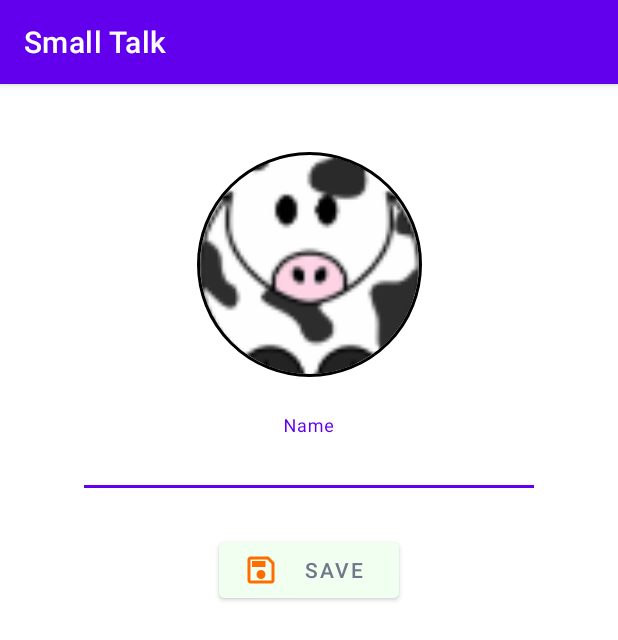
After one commit to dennisbr3003/smalltalk, an Android app: the ProfileActivity screen opened directly, with no data from a screen before it, on a phone screen of 412 x 824 dp. The commit adds this screen. Shown: the top 640 px of the screen. Run offline under Robolectric (Android 15) with nearby library versions, the light colour scheme and no system bars; our stand-ins replace CircleImageView, Firebase (no records; nobody signed in at launch, a user with empty details on screens opened directly), Picasso; 3 statements that could not run were skipped.

Commit message:
profile update and options menu (customized)

```diff
--- a/app/src/main/java/com/dennis_brink/android/smalltalk/LoginActivity.java
+++ b/app/src/main/java/com/dennis_brink/android/smalltalk/LoginActivity.java
@@ -46,7 +46,6 @@ public class LoginActivity extends AppCompatActivity {
         btnSignUp = findViewById(R.id.btnSignUp);
 
         auth = FirebaseAuth.getInstance();
-        fbuser = auth.getCurrentUser();
 
         btnSignIn.setOnClickListener(view -> {
 
@@ -60,7 +59,7 @@ public class LoginActivity extends AppCompatActivity {
             String userPassword = editTextPassword.getText().toString();
 
             if(userEmail == null || userEmail.isEmpty()){
-                Toast.makeText(this, "Please enter a e-mail address", Toast.LENGTH_SHORT).show();
+                Toast.makeText(this, "Please enter an e-mail address", Toast.LENGTH_SHORT).show();
                 btn.setClickable(true);
                 return;
             }
@@ -128,7 +127,7 @@ public class LoginActivity extends AppCompatActivity {
     @Override
     protected void onStart() {
         super.onStart();
-
+        fbuser = auth.getCurrentUser();
         if(fbuser != null ){
             startMainActivity();
         }
--- /dev/null
+++ b/app/src/main/java/com/dennis_brink/android/smalltalk/ProfileActivity.java
@@ -0,0 +1,212 @@
+package com.dennis_brink.android.smalltalk;
+
+import androidx.activity.result.ActivityResult;
+import androidx.activity.result.ActivityResultCallback;
+import androidx.activity.result.ActivityResultLauncher;
+import androidx.activity.result.contract.ActivityResultContracts;
+import androidx.annotation.NonNull;
+import androidx.appcompat.app.AppCompatActivity;
+
+import android.content.Intent;
+import android.net.Uri;
+import android.os.Bundle;
+import android.util.Log;
+import android.view.View;
+import android.widget.Button;
+import android.widget.Toast;
+
+import com.google.android.gms.tasks.OnCompleteListener;
+import com.google.android.gms.tasks.Task;
+import com.google.android.material.textfield.TextInputEditText;
+import com.google.firebase.auth.FirebaseAuth;
+import com.google.firebase.auth.FirebaseUser;
+import com.google.firebase.database.DataSnapshot;
+import com.google.firebase.database.DatabaseError;
+import com.google.firebase.database.DatabaseReference;
+import com.google.firebase.database.FirebaseDatabase;
+import com.google.firebase.database.ValueEventListener;
+import com.google.firebase.storage.FirebaseStorage;
+import com.google.firebase.storage.StorageReference;
+import com.squareup.picasso.Picasso;
+
+import java.util.HashMap;
+import java.util.Map;
+import java.util.UUID;
+
+import de.hdodenhof.circleimageview.CircleImageView;
+
+public class ProfileActivity extends AppCompatActivity {
+
+    Uri imageUri;
+    private ActivityResultLauncher<Intent> activityResultLauncherForProfilePicture;
+    private TextInputEditText editTextDisplayName;
+    private CircleImageView imgAvatar;
+    private Button bntSave;
+    boolean imageIsSelected = false;
+
+    FirebaseDatabase fb;
+    DatabaseReference dbref;
+    FirebaseAuth auth;
+    FirebaseStorage fs;
+    StorageReference fsref;
+    FirebaseUser user;
+    String image_url;
+
+    Map<String, Object> map = new HashMap<>();
+
+    @Override
+    protected void onCreate(Bundle savedInstanceState) {
+        super.onCreate(savedInstanceState);
+        setContentView(R.layout.activity_profile);
+
+        imgAvatar = findViewById(R.id.imgCircleAccountProfile);
+        editTextDisplayName = findViewById(R.id.editTextSignUpNameProfile);
+        bntSave = findViewById(R.id.btnSignUpSignUpProfile);
+
+        registerActivityResultLauncherForProfilePicture();
+
+        auth = FirebaseAuth.getInstance();
+        fb = FirebaseDatabase.getInstance();
+        dbref = fb.getReference();
+        fs = FirebaseStorage.getInstance();
+        fsref = fs.getReference();
+        user = auth.getCurrentUser();
+
+        bntSave.setOnClickListener(view -> saveUserData());
+        imgAvatar.setOnClickListener(view -> deviceImageSelector());
+
+        loadUserData();
+
+    }
+
+    private void saveProfileUpdate() {
+        saveUserData();
+    }
+
+    private void registerActivityResultLauncherForProfilePicture() {
+
+        activityResultLauncherForProfilePicture = registerForActivityResult(new ActivityResultContracts.StartActivityForResult(), new ActivityResultCallback<ActivityResult>() {
+            @Override
+            public void onActivityResult(ActivityResult result) {
+
+                int resultCode = result.getResultCode();
+                Intent data = result.getData();
+                imageIsSelected = false;
+                if (resultCode == RESULT_OK && data != null) {
+                    imageUri = data.getData();
+                    Picasso.get().load(imageUri).into(imgAvatar);
+                    imageIsSelected = true;
+                }
+
+            }
+        });
+
+    }
+
+    private void deviceImageSelector(){
+
+        Intent i = new Intent();
+        i.setType("image/*");
+        i.setAction(Intent.ACTION_GET_CONTENT);
+        activityResultLauncherForProfilePicture.launch(i);
+
+    }
+
+    private void loadUserData() {
+
+        Log.d("DENNIS_B", "Loading userdata");
+
+        dbref.child("users").child(user.getUid()).addValueEventListener(new ValueEventListener() {
+            @Override
+            public void onDataChange(@NonNull DataSnapshot snapshot) {
+
+                String name = snapshot.child("username").getValue().toString();
+                image_url = snapshot.child("avatar").getValue().toString();
+
+                editTextDisplayName.setText(name);
+                if(!image_url.equals("null")){
+                    Picasso.get().load(image_url).into(imgAvatar);
+                }
+
+            }
+
+            @Override
+            public void onCancelled(@NonNull DatabaseError error) {
+                Toast.makeText(ProfileActivity.this, "User data could not be loaded", Toast.LENGTH_SHORT).show();
+                Log.d("DENNIS_B", "User data not loaded " + error.toException().getLocalizedMessage());
+            }
+        });
+    }
+
+    private void saveUserData(){
+
+        String userName = editTextDisplayName.getText().toString();
+        map.put("/users/" + user.getUid() + "/username/", userName);
+
+        Log.d("DENNIS_B", "Image (new) is selected: " + imageIsSelected);
+
+        if(imageIsSelected){
+            try { // first delete the old avatar (the file, the reference will be overwritten)
+
+                if (!image_url.equals("null")) {
+                    StorageReference imgRefOrg = fs.getReferenceFromUrl(image_url);
+                    imgRefOrg.delete().addOnCompleteListener(task -> {
+                        if (task.isSuccessful()) {
+                            Log.d("DENNIS_B", "Old avatar deleted");
+                        } else {
+                            Log.d("DENNIS_B", "Error deleting old avatar (still saving new profile picture)");
+                            Log.d("DENNIS_B", "Storage error: " + task.getException().getLocalizedMessage());
+                        }
+                    });
+                }
+                saveImageToStorage(); // other data is saved as well in the callback
+
+            } catch (Exception e) {
+                Toast.makeText(this, "User data could not be saved.", Toast.LENGTH_SHORT).show();
+                Log.d("DENNIS_B", "2. Error deleting old avatar (probably due to a bug) : " + e.getLocalizedMessage());
+            }
+        } else {
+            Log.d("DENNIS_B", "No new image. To be saved: " + map.toString());
+            saveDataToDatabase();
+        }
+
+    }
+
+    private void saveDataToDatabase(){
+        dbref.updateChildren(map).addOnCompleteListener(task -> {
+            if(task.isSuccessful()){
+                Log.d("DENNIS_B", "saveDataToDatabase() Data sent to db successfully");
+                finish();
+            } else{
+                Log.d("DENNIS_B", "saveDataToDatabase() Error saving data " + task.getException().getLocalizedMessage());
+                Toast.makeText(ProfileActivity.this, "User data could not be saved", Toast.LENGTH_SHORT).show();
+            }
+        });
+    }
+
+    private void saveImageToStorage(){
+
+        UUID imageId = UUID.randomUUID();
+        String filename = "images/" + imageId.toString();
+
+        Log.d("DENNIS_B", "saveImage() New avatar filename: " + filename);
+
+        fsref.child(filename).putFile(imageUri).addOnSuccessListener(taskSnapshot -> {
+            if(taskSnapshot.getTask().isSuccessful()){
+                StorageReference imgRef = fs.getReference(filename); // create a dbref to the picture
+                imgRef.getDownloadUrl().addOnSuccessListener(uri -> {
+                    String fileUrl = uri.toString();
+                    Log.d("DENNIS_B", "saveImage() New avatar filename:  New avatar file saved correctly as: " + fileUrl);
+                    map.put("/users/" + user.getUid() + "/avatar/", fileUrl);
+                    Log.d("DENNIS_B", "saveImage() To be saved: " + map.toString());
+                    saveDataToDatabase();
+                });
+            } else {
+                Log.d("DENNIS_B", "saveImage() Error saving avatar to STORAGE: " + taskSnapshot.getTask().getException().getLocalizedMessage());
+                map.put("/users/" + user.getUid() + "/avatar/", "null");
+            }
+        });
+
+    }
+
+}
--- /dev/null
+++ b/app/src/main/res/drawable/ic_baseline_expand_more_24.xml
@@ -0,0 +1,5 @@
+<vector android:height="24dp" android:tint="#FFFFFF"
+    android:viewportHeight="24" android:viewportWidth="24"
+    android:width="24dp" xmlns:android="http://schemas.android.com/apk/res/android">
+    <path android:fillColor="@android:color/white" android:pathData="M16.59,8.59L12,13.17 7.41,8.59 6,10l6,6 6,-6z"/>
+</vector>
--- /dev/null
+++ b/app/src/main/res/drawable/ic_baseline_logout_24.xml
@@ -0,0 +1,5 @@
+<vector android:autoMirrored="true" android:height="24dp"
+    android:tint="#FF6D00" android:viewportHeight="24"
+    android:viewportWidth="24" android:width="24dp" xmlns:android="http://schemas.android.com/apk/res/android">
+    <path android:fillColor="@android:color/white" android:pathData="M17,7l-1.41,1.41L18.17,11H8v2h10.17l-2.58,2.58L17,17l5,-5zM4,5h8V3H4c-1.1,0 -2,0.9 -2,2v14c0,1.1 0.9,2 2,2h8v-2H4V5z"/>
+</vector>
--- /dev/null
+++ b/app/src/main/res/drawable/ic_baseline_menu_24.xml
@@ -0,0 +1,5 @@
+<vector android:height="24dp" android:tint="#FFFFFF"
+    android:viewportHeight="24" android:viewportWidth="24"
+    android:width="24dp" xmlns:android="http://schemas.android.com/apk/res/android">
+    <path android:fillColor="@android:color/white" android:pathData="M3,18h18v-2L3,16v2zM3,13h18v-2L3,11v2zM3,6v2h18L21,6L3,6z"/>
+</vector>
--- /dev/null
+++ b/app/src/main/res/drawable/ic_baseline_more_vert_24.xml
@@ -0,0 +1,5 @@
+<vector android:height="24dp" android:tint="#FFFFFF"
+    android:viewportHeight="24" android:viewportWidth="24"
+    android:width="24dp" xmlns:android="http://schemas.android.com/apk/res/android">
+    <path android:fillColor="@android:color/white" android:pathData="M12,8c1.1,0 2,-0.9 2,-2s-0.9,-2 -2,-2 -2,0.9 -2,2 0.9,2 2,2zM12,10c-1.1,0 -2,0.9 -2,2s0.9,2 2,2 2,-0.9 2,-2 -0.9,-2 -2,-2zM12,16c-1.1,0 -2,0.9 -2,2s0.9,2 2,2 2,-0.9 2,-2 -0.9,-2 -2,-2z"/>
+</vector>
--- /dev/null
+++ b/app/src/main/res/drawable/ic_outline_save_24.xml
@@ -0,0 +1,5 @@
+<vector android:height="24dp" android:tint="#FF6D00"
+    android:viewportHeight="24" android:viewportWidth="24"
+    android:width="24dp" xmlns:android="http://schemas.android.com/apk/res/android">
+    <path android:fillColor="@android:color/white" android:pathData="M17,3L5,3c-1.11,0 -2,0.9 -2,2v14c0,1.1 0.89,2 2,2h14c1.1,0 2,-0.9 2,-2L21,7l-4,-4zM19,19L5,19L5,5h11.17L19,7.83L19,19zM12,12c-1.66,0 -3,1.34 -3,3s1.34,3 3,3 3,-1.34 3,-3 -1.34,-3 -3,-3zM6,6h9v4L6,10z"/>
+</vector>
--- /dev/null
+++ b/app/src/main/res/layout/activity_profile.xml
@@ -0,0 +1,69 @@
+<?xml version="1.0" encoding="utf-8"?>
+<androidx.constraintlayout.widget.ConstraintLayout xmlns:android="http://schemas.android.com/apk/res/android"
+    xmlns:app="http://schemas.android.com/apk/res-auto"
+    xmlns:tools="http://schemas.android.com/tools"
+    android:layout_width="match_parent"
+    android:layout_height="match_parent"
+    tools:context=".ProfileActivity">
+
+    <de.hdodenhof.circleimageview.CircleImageView
+        xmlns:app="http://schemas.android.com/apk/res-auto"
+        android:id="@+id/imgCircleAccountProfile"
+        android:layout_width="150dp"
+        android:layout_height="150dp"
+        android:layout_marginTop="45dp"
+        android:src="@drawable/small_talk_icon"
+        app:civ_border_width="2dp"
+        app:civ_border_color="#FF000000"
+        app:layout_constraintEnd_toEndOf="parent"
+        app:layout_constraintStart_toStartOf="parent"
+        app:layout_constraintTop_toTopOf="parent"/>
+
+    <com.google.android.material.textfield.TextInputLayout
+        android:id="@+id/textInputLayout5"
+        android:layout_width="match_parent"
+        android:layout_height="wrap_content"
+        android:layout_marginTop="15dp"
+        android:gravity="center"
+        app:layout_constraintEnd_toEndOf="parent"
+        app:layout_constraintStart_toStartOf="parent"
+        app:layout_constraintTop_toBottomOf="@+id/imgCircleAccountProfile">
+
+        <com.google.android.material.textfield.TextInputEditText
+            android:id="@+id/editTextSignUpNameProfile"
+            android:layout_width="300dp"
+            android:layout_height="wrap_content"
+            android:background="@android:color/transparent"
+            android:gravity="center"
+            android:hint="Name"
+            android:inputType="text"
+            android:textAlignment="center"
+            android:textColor="@color/Black"
+            android:textSize="18sp" />
+    </com.google.android.material.textfield.TextInputLayout>
+
+    <Button
+        android:id="@+id/btnSignUpSignUpProfile"
+        android:layout_width="120dp"
+        android:layout_height="49dp"
+        android:layout_marginTop="30dp"
+        android:backgroundTint="@color/Honeydew"
+        android:drawableLeft="@drawable/ic_outline_save_24"
+        android:text="save"
+        android:textColor="@color/material_dynamic_secondary50"
+        app:layout_constraintEnd_toEndOf="parent"
+        app:layout_constraintStart_toStartOf="parent"
+        app:layout_constraintTop_toBottomOf="@+id/textInputLayout5" />
+
+    <ProgressBar
+        android:id="@+id/progressBarSignUpSignUp"
+        style="?android:attr/progressBarStyle"
+        android:layout_width="wrap_content"
+        android:layout_height="wrap_content"
+        android:layout_marginTop="15dp"
+        android:visibility="invisible"
+        app:layout_constraintEnd_toEndOf="parent"
+        app:layout_constraintHorizontal_bias="0.498"
+        app:layout_constraintStart_toStartOf="parent"
+        app:layout_constraintTop_toBottomOf="@+id/btnSignUpSignUpProfile" />
+</androidx.constraintlayout.widget.ConstraintLayout>
--- a/app/src/main/res/layout/activity_reset_pwd.xml
+++ b/app/src/main/res/layout/activity_reset_pwd.xml
@@ -60,6 +60,7 @@
             android:background="@android:color/transparent"
             android:gravity="center"
             android:hint="Email"
+            android:inputType="textEmailAddress"
             android:textAlignment="center"
             android:textColor="@color/Black"
             android:textSize="18sp" />
--- a/app/src/main/res/values-night/themes.xml
+++ b/app/src/main/res/values-night/themes.xml
@@ -12,5 +12,7 @@
         <!-- Status bar color. -->
         <item name="android:statusBarColor">?attr/colorPrimaryVariant</item>
         <!-- Customize your theme here. -->
+        <item name="overlapAnchor">false</item>
+        <item name="android:dropDownVerticalOffset">?attr/actionBarSize</item>
     </style>
 </resources>
--- a/app/src/main/res/values/themes.xml
+++ b/app/src/main/res/values/themes.xml
@@ -12,5 +12,7 @@
         <!-- Status bar color. -->
         <item name="android:statusBarColor">?attr/colorPrimaryVariant</item>
         <!-- Customize your theme here. -->
+        <item name="overlapAnchor">false</item>
+        <item name="android:dropDownVerticalOffset">?attr/actionBarSize</item>
     </style>
 </resources>
```
Also changed, not shown: app/src/main/AndroidManifest.xml (+9 -2 lines), app/src/main/java/com/dennis_brink/android/smalltalk/MainActivity.java (+36 -0 lines), app/src/main/java/com/dennis_brink/android/smalltalk/ResetPwdActivity.java (+43 -0 lines), app/src/main/res/drawable/ic_outline_manage_accounts_24.xml (added, +7 -0 lines), app/src/main/res/menu/mainactivity_options_menu.xml (added, +20 -0 lines).
